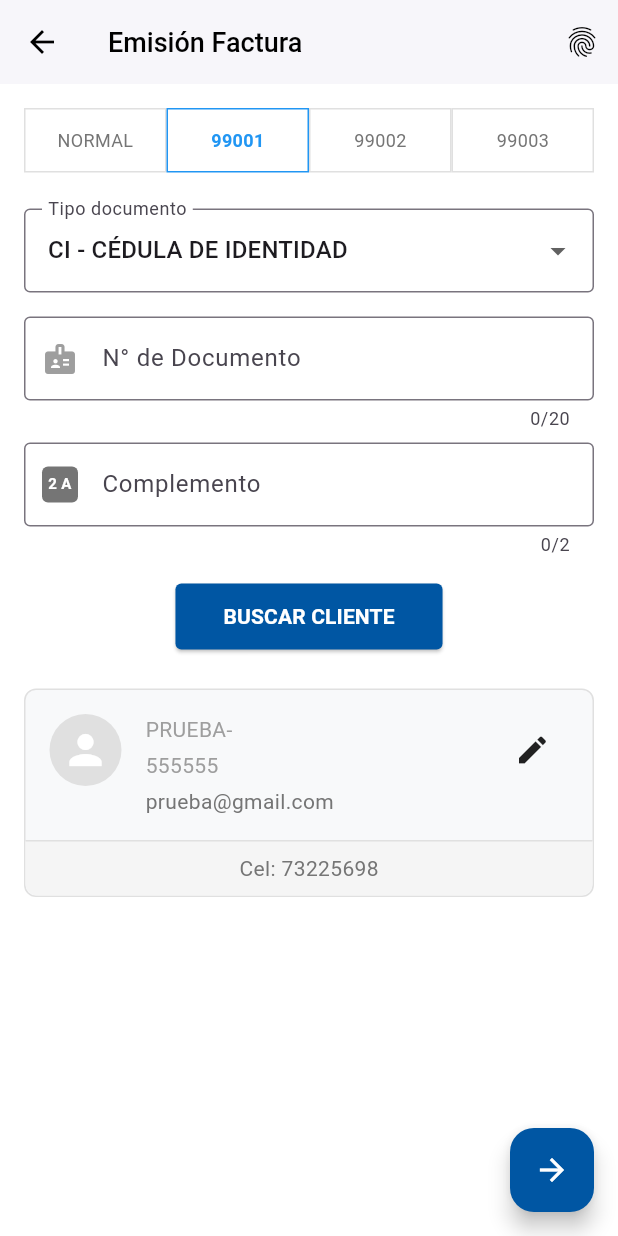
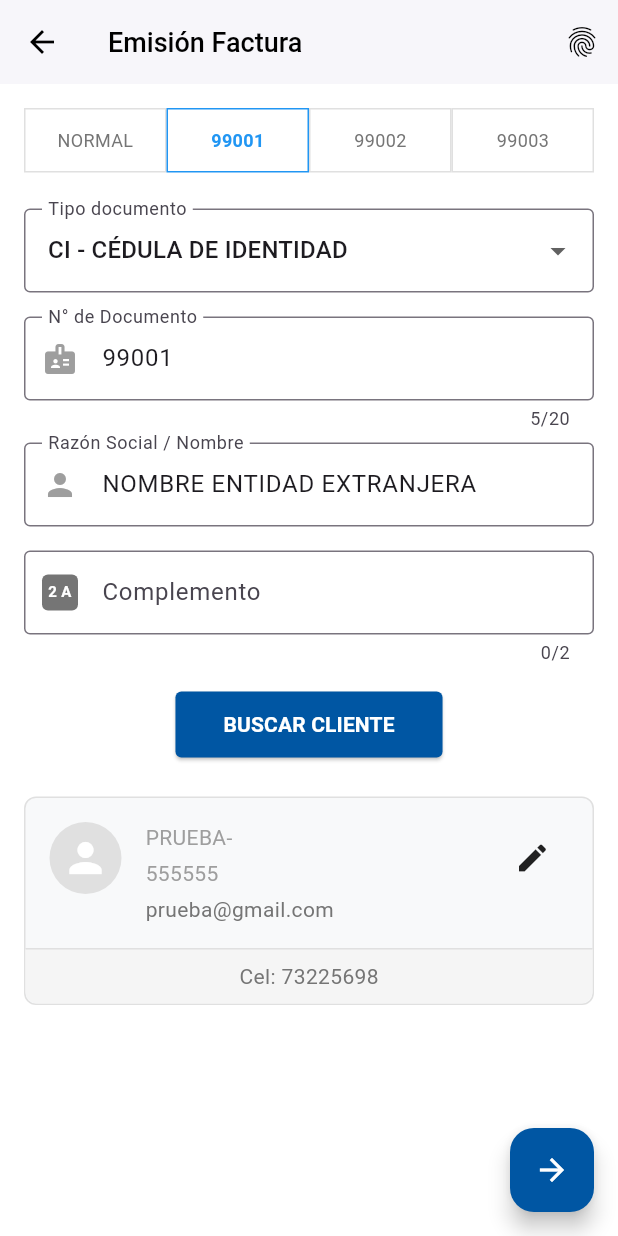
Before and after one commit to GaboMV/app-transporte, a Flutter app: the BuscarClienteScreen screen opened directly, after a tap on "BUSCAR CLIENTE", after a tap on "99001", on a phone screen of 412 x 824 dp. Run offline on Flutter 3.47's test engine with Material 3 defaults, Android fonts, the phone set to English and light mode, and no system bars.

Commit message:
arreglando códigos y agregando botón de volver

```diff
--- a/lib/shared/buscar_cliente_screen.dart
+++ b/lib/shared/buscar_cliente_screen.dart
@@ -20,11 +20,21 @@ class _BuscarClienteScreenState extends State<BuscarClienteScreen> {
   String tipoDocumento = 'CI - CÉDULA DE IDENTIDAD';
   bool mostrarTarjetaCliente = false;
 
+  final TextEditingController _documentoController = TextEditingController();
+  final TextEditingController _razonSocialController = TextEditingController();
+
   final List<String> opcionesDocumento = [
     'CI - CÉDULA DE IDENTIDAD',
     'CI EXTRANJERO',
     'PASAPORTE',
   ];
+
+  @override
+  void dispose() {
+    _documentoController.dispose();
+    _razonSocialController.dispose();
+    super.dispose();
+  }
 
   @override
   Widget build(BuildContext context) {
@@ -80,6 +90,7 @@ class _BuscarClienteScreenState extends State<BuscarClienteScreen> {
             const SizedBox(height: 16),
 
             TextFormField(
+              controller: _documentoController,
               maxLength: 20,
               keyboardType: tipoDocumento == 'CI - CÉDULA DE IDENTIDAD' ? TextInputType.number : TextInputType.text,
               inputFormatters: [
@@ -92,6 +103,16 @@ class _BuscarClienteScreenState extends State<BuscarClienteScreen> {
               ),
             ),
             const SizedBox(height: 8),
+
+            TextFormField(
+              controller: _razonSocialController,
+              decoration: InputDecoration(
+                labelText: 'Razón Social / Nombre',
+                prefixIcon: const Icon(Icons.person, color: Colors.grey),
+                border: OutlineInputBorder(borderRadius: BorderRadius.circular(4.0)),
+              ),
+            ),
+            const SizedBox(height: 16),
 
             TextFormField(
               maxLength: 2,
@@ -151,7 +172,26 @@ class _BuscarClienteScreenState extends State<BuscarClienteScreen> {
     bool isSelected = modoSeleccionado == texto;
     return Expanded(
       child: GestureDetector(
-        onTap: () => setState(() => modoSeleccionado = texto),
+        onTap: () {
+          setState(() {
+            modoSeleccionado = texto;
+            if (texto == '99001' || texto == '90001' || texto == '9901') {
+              _documentoController.text = texto;
+              _razonSocialController.text = 'NOMBRE ENTIDAD EXTRANJERA';
+            } else if (texto == '99002' || texto == '90002') {
+              _documentoController.text = texto;
+              _razonSocialController.text = 'SIN NOMBRE';
+            } else if (texto == '99003' || texto == '90003') {
+              _documentoController.text = texto;
+              _razonSocialController.text = 'VENTAS MENORES';
+            } else {
+              // Si es 'NORMAL', no borramos lo que el usuario haya escrito
+              // Opcionalmente se podría limpiar:
+              // _documentoController.clear();
+              // _razonSocialController.clear();
+            }
+          });
+        },
         child: Container(
           padding: const EdgeInsets.symmetric(vertical: 12),
           decoration: BoxDecoration(
```
Also changed, not shown: lib/shared/reporte_pdf_screen.dart (+23 -0 lines).
